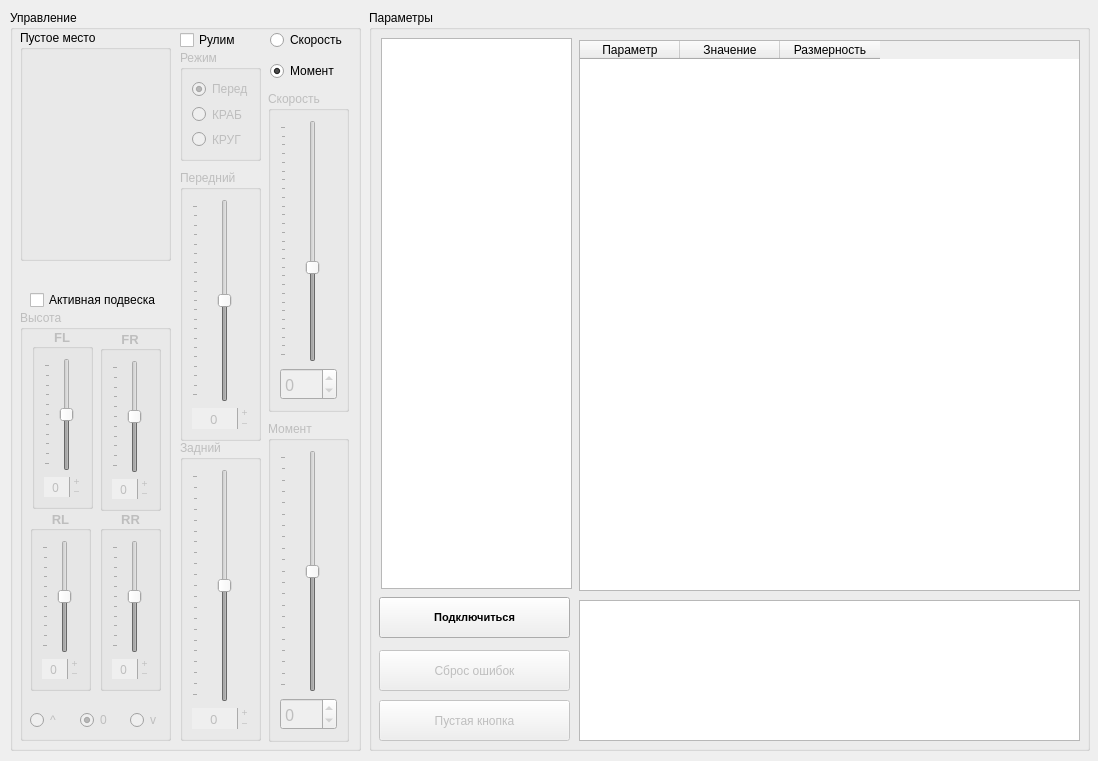
This is VMU_monitor_v1.ui in hochu-leto/EVIS as Qt 5 draws it before an edit. The edited form follows.
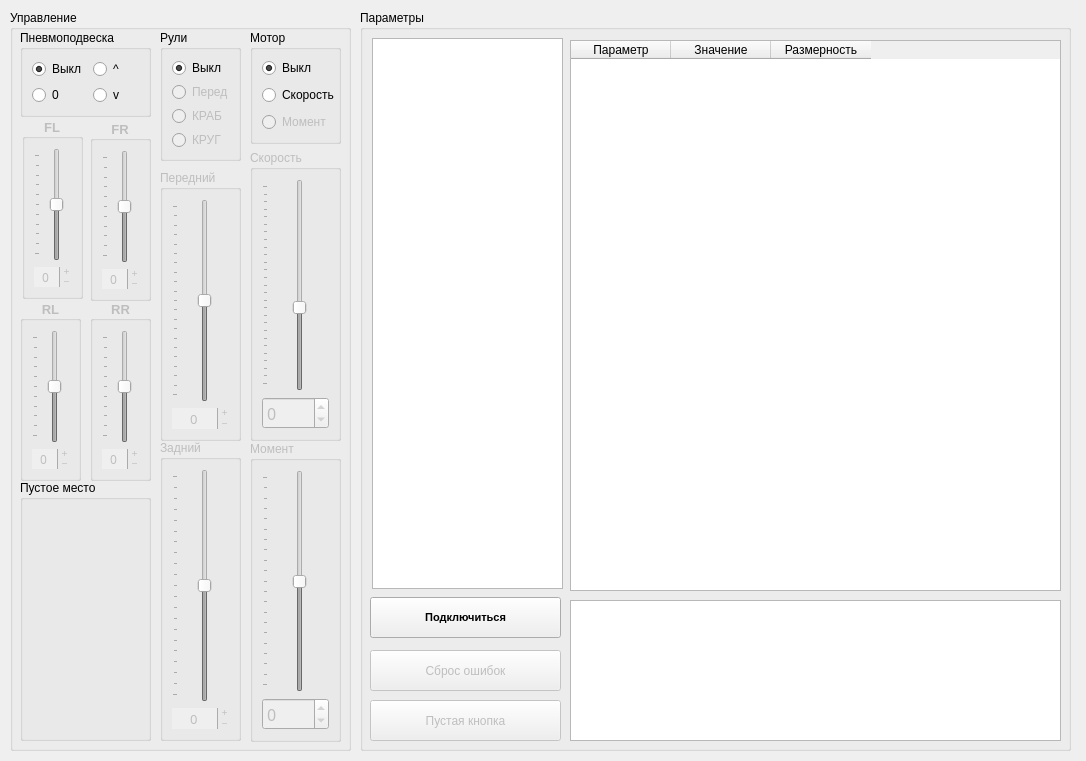
This is the edited form.

Commit message: меняю интерфейс

```diff
--- a/VMU_monitor_v1.ui
+++ b/VMU_monitor_v1.ui
@@ -6,7 +6,7 @@
    <rect>
     <x>0</x>
     <y>0</y>
-    <width>1098</width>
+    <width>1086</width>
     <height>761</height>
    </rect>
   </property>
@@ -29,9 +29,9 @@
    <widget class="QGroupBox" name="groupBox_3">
     <property name="geometry">
      <rect>
-      <x>369</x>
+      <x>360</x>
       <y>10</y>
-      <width>721</width>
+      <width>711</width>
       <height>741</height>
      </rect>
     </property>
@@ -43,7 +43,7 @@
       <rect>
        <x>210</x>
        <y>590</y>
-       <width>501</width>
+       <width>491</width>
        <height>141</height>
       </rect>
      </property>
@@ -103,11 +103,14 @@
      </property>
     </widget>
     <widget class="QTableWidget" name="vmu_param_table">
+     <property name="enabled">
+      <bool>true</bool>
+     </property>
      <property name="geometry">
       <rect>
        <x>210</x>
        <y>30</y>
-       <width>501</width>
+       <width>491</width>
        <height>551</height>
       </rect>
      </property>
@@ -159,7 +162,7 @@
      <rect>
       <x>10</x>
       <y>10</y>
-      <width>351</width>
+      <width>341</width>
       <height>741</height>
      </rect>
     </property>
@@ -180,32 +183,51 @@
     </property>
     <widget class="QGroupBox" name="steer_mode_box">
      <property name="enabled">
-      <bool>false</bool>
+      <bool>true</bool>
      </property>
      <property name="geometry">
       <rect>
-       <x>170</x>
-       <y>40</y>
+       <x>150</x>
+       <y>20</y>
        <width>81</width>
-       <height>111</height>
+       <height>131</height>
       </rect>
      </property>
      <property name="title">
-      <string>Режим</string>
+      <string>Рули</string>
      </property>
      <layout class="QVBoxLayout" name="verticalLayout_3">
+      <item>
+       <widget class="QRadioButton" name="radioButton">
+        <property name="text">
+         <string>Выкл</string>
+        </property>
+        <property name="checked">
+         <bool>true</bool>
+        </property>
+        <attribute name="buttonGroup">
+         <string notr="true">buttonGroup</string>
+        </attribute>
+       </widget>
+      </item>
       <item>
        <widget class="QRadioButton" name="front_mode_rb">
+        <property name="enabled">
+         <bool>false</bool>
+        </property>
         <property name="text">
          <string>Перед</string>
         </property>
         <property name="checked">
-         <bool>true</bool>
+         <bool>false</bool>
         </property>
        </widget>
       </item>
       <item>
        <widget class="QRadioButton" name="crab_mode_rb">
+        <property name="enabled">
+         <bool>false</bool>
+        </property>
         <property name="text">
          <string>КРАБ</string>
         </property>
@@ -213,6 +235,9 @@
       </item>
       <item>
        <widget class="QRadioButton" name="circle_mode_rb">
+        <property name="enabled">
+         <bool>false</bool>
+        </property>
         <property name="text">
          <string>КРУГ</string>
         </property>
@@ -226,10 +251,10 @@
      </property>
      <property name="geometry">
       <rect>
-       <x>258</x>
-       <y>411</y>
-       <width>81</width>
-       <height>321</height>
+       <x>240</x>
+       <y>431</y>
+       <width>91</width>
+       <height>301</height>
       </rect>
      </property>
      <property name="title">
@@ -294,7 +319,7 @@
      </property>
      <property name="geometry">
       <rect>
-       <x>170</x>
+       <x>150</x>
        <y>160</y>
        <width>81</width>
        <height>271</height>
@@ -383,7 +408,7 @@
      </property>
      <property name="geometry">
       <rect>
-       <x>170</x>
+       <x>150</x>
        <y>430</y>
        <width>81</width>
        <height>301</height>
@@ -457,11 +482,181 @@
       </item>
      </layout>
     </widget>
+    <widget class="QGroupBox" name="suspesion_box">
+     <property name="enabled">
+      <bool>true</bool>
+     </property>
+     <property name="geometry">
+      <rect>
+       <x>10</x>
+       <y>20</y>
+       <width>131</width>
+       <height>87</height>
+      </rect>
+     </property>
+     <property name="title">
+      <string>Пневмоподвеска</string>
+     </property>
+     <layout class="QGridLayout" name="gridLayout">
+      <item row="0" column="0">
+       <widget class="QRadioButton" name="off_sus_rb">
+        <property name="enabled">
+         <bool>true</bool>
+        </property>
+        <property name="text">
+         <string>Выкл</string>
+        </property>
+        <property name="checked">
+         <bool>true</bool>
+        </property>
+        <attribute name="buttonGroup">
+         <string notr="true">buttonGroup_2</string>
+        </attribute>
+       </widget>
+      </item>
+      <item row="0" column="1">
+       <widget class="QRadioButton" name="max_pos_sus_rb">
+        <property name="styleSheet">
+         <string notr="true">U+21EA
+</string>
+        </property>
+        <property name="text">
+         <string>^</string>
+        </property>
+        <attribute name="buttonGroup">
+         <string notr="true">buttonGroup_2</string>
+        </attribute>
+       </widget>
+      </item>
+      <item row="1" column="0">
+       <widget class="QRadioButton" name="zero_pos_sus_rb">
+        <property name="text">
+         <string>0</string>
+        </property>
+        <property name="checked">
+         <bool>false</bool>
+        </property>
+        <attribute name="buttonGroup">
+         <string notr="true">buttonGroup_2</string>
+        </attribute>
+       </widget>
+      </item>
+      <item row="1" column="1">
+       <widget class="QRadioButton" name="min_pos_sus_rb">
+        <property name="text">
+         <string>v</string>
+        </property>
+        <attribute name="buttonGroup">
+         <string notr="true">buttonGroup_2</string>
+        </attribute>
+       </widget>
+      </item>
+     </layout>
+    </widget>
+    <widget class="QGroupBox" name="speed_box">
+     <property name="enabled">
+      <bool>false</bool>
+     </property>
+     <property name="geometry">
+      <rect>
+       <x>240</x>
+       <y>140</y>
+       <width>91</width>
+       <height>291</height>
+      </rect>
+     </property>
+     <property name="title">
+      <string>Скорость</string>
+     </property>
+     <layout class="QVBoxLayout" name="verticalLayout">
+      <item>
+       <widget class="QSlider" name="speed_slider">
+        <property name="enabled">
+         <bool>false</bool>
+        </property>
+        <property name="sizePolicy">
+         <sizepolicy hsizetype="Preferred" vsizetype="Expanding">
+          <horstretch>0</horstretch>
+          <verstretch>0</verstretch>
+         </sizepolicy>
+        </property>
+        <property name="minimum">
+         <number>-5000</number>
+        </property>
+        <property name="maximum">
+         <number>8000</number>
+        </property>
+        <property name="singleStep">
+         <number>100</number>
+        </property>
+        <property name="pageStep">
+         <number>500</number>
+        </property>
+        <property name="orientation">
+         <enum>Qt::Vertical</enum>
+        </property>
+        <property name="tickPosition">
+         <enum>QSlider::TicksAbove</enum>
+        </property>
+       </widget>
+      </item>
+      <item>
+       <widget class="QSpinBox" name="speed_spinbox">
+        <property name="enabled">
+         <bool>false</bool>
+        </property>
+        <property name="font">
+         <font>
+          <family>Impact</family>
+          <pointsize>12</pointsize>
+         </font>
+        </property>
+        <property name="minimum">
+         <number>-5000</number>
+        </property>
+        <property name="maximum">
+         <number>8000</number>
+        </property>
+        <property name="singleStep">
+         <number>100</number>
+        </property>
+       </widget>
+      </item>
+     </layout>
+    </widget>
+    <widget class="QGroupBox" name="free_box">
+     <property name="geometry">
+      <rect>
+       <x>10</x>
+       <y>470</y>
+       <width>131</width>
+       <height>261</height>
+      </rect>
+     </property>
+     <property name="title">
+      <string>Пустое место</string>
+     </property>
+    </widget>
+    <widget class="QGroupBox" name="groupBox">
+     <property name="geometry">
+      <rect>
+       <x>240</x>
+       <y>20</y>
+       <width>91</width>
+       <height>114</height>
+      </rect>
+     </property>
+     <property name="title">
+      <string>Мотор</string>
+     </property>
     <widget class="QRadioButton" name="power_rb">
+      <property name="enabled">
+       <bool>false</bool>
+      </property>
      <property name="geometry">
       <rect>
-       <x>260</x>
-       <y>51</y>
+        <x>12</x>
+        <y>82</y>
        <width>72</width>
        <height>20</height>
       </rect>
@@ -470,30 +665,159 @@
       <string>Момент</string>
      </property>
      <property name="checked">
+       <bool>false</bool>
+      </property>
+      <property name="autoExclusive">
       <bool>true</bool>
      </property>
+      <attribute name="buttonGroup">
+       <string notr="true">buttonGroup_3</string>
+      </attribute>
+     </widget>
+     <widget class="QRadioButton" name="speed_rb">
+      <property name="geometry">
+       <rect>
+        <x>12</x>
+        <y>55</y>
+        <width>77</width>
+        <height>20</height>
+       </rect>
+      </property>
+      <property name="text">
+       <string>Скорость</string>
+      </property>
+      <property name="checked">
+       <bool>false</bool>
+      </property>
      <property name="autoExclusive">
       <bool>true</bool>
      </property>
      <attribute name="buttonGroup">
-      <string notr="true">buttonGroup</string>
-     </attribute>
-    </widget>
-    <widget class="QGroupBox" name="suspesion_box">
+       <string notr="true">buttonGroup_3</string>
+      </attribute>
+     </widget>
+     <widget class="QRadioButton" name="radioButton_2">
+      <property name="geometry">
+       <rect>
+        <x>12</x>
+        <y>28</y>
+        <width>56</width>
+        <height>20</height>
+       </rect>
+      </property>
+      <property name="text">
+       <string>Выкл</string>
+      </property>
+      <property name="checked">
+       <bool>true</bool>
+      </property>
+      <attribute name="buttonGroup">
+       <string notr="true">buttonGroup_3</string>
+      </attribute>
+     </widget>
+    </widget>
+    <widget class="QGroupBox" name="fr_sus_box">
      <property name="enabled">
       <bool>false</bool>
      </property>
      <property name="geometry">
       <rect>
-       <x>10</x>
-       <y>300</y>
-       <width>151</width>
-       <height>431</height>
+       <x>80</x>
+       <y>110</y>
+       <width>61</width>
+       <height>181</height>
       </rect>
      </property>
+     <property name="font">
+      <font>
+       <family>Arial</family>
+       <pointsize>10</pointsize>
+       <weight>75</weight>
+       <bold>true</bold>
+      </font>
+     </property>
      <property name="title">
-      <string>Высота</string>
+      <string>FR</string>
      </property>
+     <property name="alignment">
+      <set>Qt::AlignCenter</set>
+     </property>
+     <layout class="QVBoxLayout" name="verticalLayout_11">
+      <item>
+       <widget class="QSlider" name="fr_sus_slider">
+        <property name="sizePolicy">
+         <sizepolicy hsizetype="Preferred" vsizetype="Expanding">
+          <horstretch>0</horstretch>
+          <verstretch>0</verstretch>
+         </sizepolicy>
+        </property>
+        <property name="font">
+         <font>
+          <family>Impact</family>
+          <pointsize>10</pointsize>
+         </font>
+        </property>
+        <property name="minimum">
+         <number>-250</number>
+        </property>
+        <property name="maximum">
+         <number>250</number>
+        </property>
+        <property name="singleStep">
+         <number>10</number>
+        </property>
+        <property name="pageStep">
+         <number>50</number>
+        </property>
+        <property name="tracking">
+         <bool>false</bool>
+        </property>
+        <property name="orientation">
+         <enum>Qt::Vertical</enum>
+        </property>
+        <property name="tickPosition">
+         <enum>QSlider::TicksAbove</enum>
+        </property>
+       </widget>
+      </item>
+      <item>
+       <widget class="QSpinBox" name="fr_sus_spinbox">
+        <property name="font">
+         <font>
+          <family>Impact</family>
+          <pointsize>9</pointsize>
+          <weight>50</weight>
+          <bold>false</bold>
+         </font>
+        </property>
+        <property name="frame">
+         <bool>false</bool>
+        </property>
+        <property name="alignment">
+         <set>Qt::AlignCenter</set>
+        </property>
+        <property name="readOnly">
+         <bool>false</bool>
+        </property>
+        <property name="buttonSymbols">
+         <enum>QAbstractSpinBox::PlusMinus</enum>
+        </property>
+        <property name="keyboardTracking">
+         <bool>false</bool>
+        </property>
+        <property name="minimum">
+         <number>-250</number>
+        </property>
+        <property name="maximum">
+         <number>250</number>
+        </property>
+        <property name="singleStep">
+         <number>10</number>
+        </property>
+       </widget>
+      </item>
+     </layout>
+    </widget>
      <widget class="QGroupBox" name="fl_sus_box">
       <property name="enabled">
        <bool>false</bool>
@@ -501,7 +825,7 @@
       <property name="geometry">
        <rect>
         <x>12</x>
-        <y>18</y>
+       <y>108</y>
         <width>61</width>
         <height>181</height>
        </rect>
@@ -603,7 +927,7 @@
       <property name="geometry">
        <rect>
         <x>10</x>
-        <y>200</y>
+       <y>290</y>
         <width>61</width>
         <height>181</height>
        </rect>
@@ -705,7 +1029,7 @@
       <property name="geometry">
        <rect>
         <x>80</x>
-        <y>200</y>
+       <y>290</y>
         <width>61</width>
         <height>181</height>
        </rect>
@@ -800,292 +1124,6 @@
        </item>
       </layout>
      </widget>
-     <widget class="QGroupBox" name="fr_sus_box">
-      <property name="enabled">
-       <bool>false</bool>
-      </property>
-      <property name="geometry">
-       <rect>
-        <x>80</x>
-        <y>20</y>
-        <width>61</width>
-        <height>181</height>
-       </rect>
-      </property>
-      <property name="font">
-       <font>
-        <family>Arial</family>
-        <pointsize>10</pointsize>
-        <weight>75</weight>
-        <bold>true</bold>
-       </font>
-      </property>
-      <property name="title">
-       <string>FR</string>
-      </property>
-      <property name="alignment">
-       <set>Qt::AlignCenter</set>
-      </property>
-      <layout class="QVBoxLayout" name="verticalLayout_11">
-       <item>
-        <widget class="QSlider" name="fr_sus_slider">
-         <property name="sizePolicy">
-          <sizepolicy hsizetype="Preferred" vsizetype="Expanding">
-           <horstretch>0</horstretch>
-           <verstretch>0</verstretch>
-          </sizepolicy>
-         </property>
-         <property name="font">
-          <font>
-           <family>Impact</family>
-           <pointsize>10</pointsize>
-          </font>
-         </property>
-         <property name="minimum">
-          <number>-250</number>
-         </property>
-         <property name="maximum">
-          <number>250</number>
-         </property>
-         <property name="singleStep">
-          <number>10</number>
-         </property>
-         <property name="pageStep">
-          <number>50</number>
-         </property>
-         <property name="tracking">
-          <bool>false</bool>
-         </property>
-         <property name="orientation">
-          <enum>Qt::Vertical</enum>
-         </property>
-         <property name="tickPosition">
-          <enum>QSlider::TicksAbove</enum>
-         </property>
-        </widget>
-       </item>
-       <item>
-        <widget class="QSpinBox" name="fr_sus_spinbox">
-         <property name="font">
-          <font>
-           <family>Impact</family>
-           <pointsize>9</pointsize>
-           <weight>50</weight>
-           <bold>false</bold>
-          </font>
-         </property>
-         <property name="frame">
-          <bool>false</bool>
-         </property>
-         <property name="alignment">
-          <set>Qt::AlignCenter</set>
-         </property>
-         <property name="readOnly">
-          <bool>false</bool>
-         </property>
-         <property name="buttonSymbols">
-          <enum>QAbstractSpinBox::PlusMinus</enum>
-         </property>
-         <property name="keyboardTracking">
-          <bool>false</bool>
-         </property>
-         <property name="minimum">
-          <number>-250</number>
-         </property>
-         <property name="maximum">
-          <number>250</number>
-         </property>
-         <property name="singleStep">
-          <number>10</number>
-         </property>
-        </widget>
-       </item>
-      </layout>
-     </widget>
-     <widget class="QRadioButton" name="max_pos_sus_rb">
-      <property name="geometry">
-       <rect>
-        <x>10</x>
-        <y>400</y>
-        <width>41</width>
-        <height>20</height>
-       </rect>
-      </property>
-      <property name="text">
-       <string>^</string>
-      </property>
-      <attribute name="buttonGroup">
-       <string notr="true">buttonGroup_2</string>
-      </attribute>
-     </widget>
-     <widget class="QRadioButton" name="zero_pos_sus_rb">
-      <property name="geometry">
-       <rect>
-        <x>60</x>
-        <y>400</y>
-        <width>31</width>
-        <height>20</height>
-       </rect>
-      </property>
-      <property name="text">
-       <string>0</string>
-      </property>
-      <property name="checked">
-       <bool>true</bool>
-      </property>
-      <attribute name="buttonGroup">
-       <string notr="true">buttonGroup_2</string>
-      </attribute>
-     </widget>
-     <widget class="QRadioButton" name="min_pos_sus_rb">
-      <property name="geometry">
-       <rect>
-        <x>110</x>
-        <y>400</y>
-        <width>41</width>
-        <height>20</height>
-       </rect>
-      </property>
-      <property name="text">
-       <string>v</string>
-      </property>
-      <attribute name="buttonGroup">
-       <string notr="true">buttonGroup_2</string>
-      </attribute>
-     </widget>
-    </widget>
-    <widget class="QGroupBox" name="speed_box">
-     <property name="enabled">
-      <bool>false</bool>
-     </property>
-     <property name="geometry">
-      <rect>
-       <x>258</x>
-       <y>81</y>
-       <width>81</width>
-       <height>321</height>
-      </rect>
-     </property>
-     <property name="title">
-      <string>Скорость</string>
-     </property>
-     <layout class="QVBoxLayout" name="verticalLayout">
-      <item>
-       <widget class="QSlider" name="speed_slider">
-        <property name="enabled">
-         <bool>false</bool>
-        </property>
-        <property name="sizePolicy">
-         <sizepolicy hsizetype="Preferred" vsizetype="Expanding">
-          <horstretch>0</horstretch>
-          <verstretch>0</verstretch>
-         </sizepolicy>
-        </property>
-        <property name="minimum">
-         <number>-5000</number>
-        </property>
-        <property name="maximum">
-         <number>8000</number>
-        </property>
-        <property name="singleStep">
-         <number>100</number>
-        </property>
-        <property name="pageStep">
-         <number>500</number>
-        </property>
-        <property name="orientation">
-         <enum>Qt::Vertical</enum>
-        </property>
-        <property name="tickPosition">
-         <enum>QSlider::TicksAbove</enum>
-        </property>
-       </widget>
-      </item>
-      <item>
-       <widget class="QSpinBox" name="speed_spinbox">
-        <property name="enabled">
-         <bool>false</bool>
-        </property>
-        <property name="font">
-         <font>
-          <family>Impact</family>
-          <pointsize>12</pointsize>
-         </font>
-        </property>
-        <property name="minimum">
-         <number>-5000</number>
-        </property>
-        <property name="maximum">
-         <number>8000</number>
-        </property>
-        <property name="singleStep">
-         <number>100</number>
-        </property>
-       </widget>
-      </item>
-     </layout>
-    </widget>
-    <widget class="QRadioButton" name="speed_rb">
-     <property name="geometry">
-      <rect>
-       <x>260</x>
-       <y>20</y>
-       <width>81</width>
-       <height>20</height>
-      </rect>
-     </property>
-     <property name="text">
-      <string>Скорость</string>
-     </property>
-     <property name="checked">
-      <bool>false</bool>
-     </property>
-     <property name="autoExclusive">
-      <bool>true</bool>
-     </property>
-     <attribute name="buttonGroup">
-      <string notr="true">buttonGroup</string>
-     </attribute>
-    </widget>
-    <widget class="QCheckBox" name="steer_allow_cb">
-     <property name="geometry">
-      <rect>
-       <x>170</x>
-       <y>20</y>
-       <width>62</width>
-       <height>20</height>
-      </rect>
-     </property>
-     <property name="text">
-      <string>Рулим</string>
-     </property>
-    </widget>
-    <widget class="QCheckBox" name="suspesion_allow_cb">
-     <property name="geometry">
-      <rect>
-       <x>20</x>
-       <y>280</y>
-       <width>141</width>
-       <height>20</height>
-      </rect>
-     </property>
-     <property name="text">
-      <string>Активная подвеска</string>
-     </property>
-    </widget>
-    <widget class="QGroupBox" name="free_box">
-     <property name="geometry">
-      <rect>
-       <x>10</x>
-       <y>20</y>
-       <width>151</width>
-       <height>231</height>
-      </rect>
-     </property>
-     <property name="title">
-      <string>Пустое место</string>
-     </property>
-    </widget>
    </widget>
   </widget>
  </widget>
```
Left out of the diff: 12 changed lines with no effect on the pictures. Lines whose indentation alone changed are shown as unchanged. The commit also changes 5 other files.
